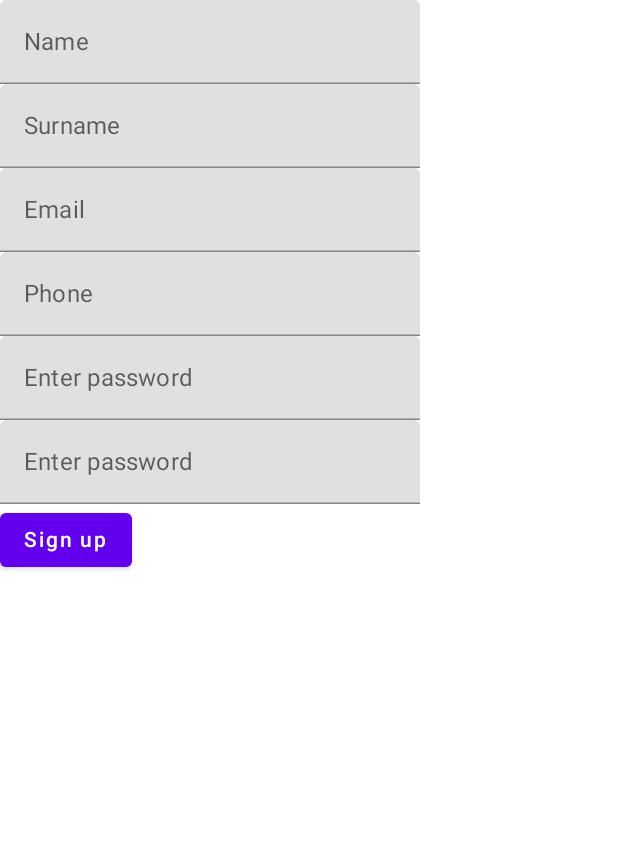
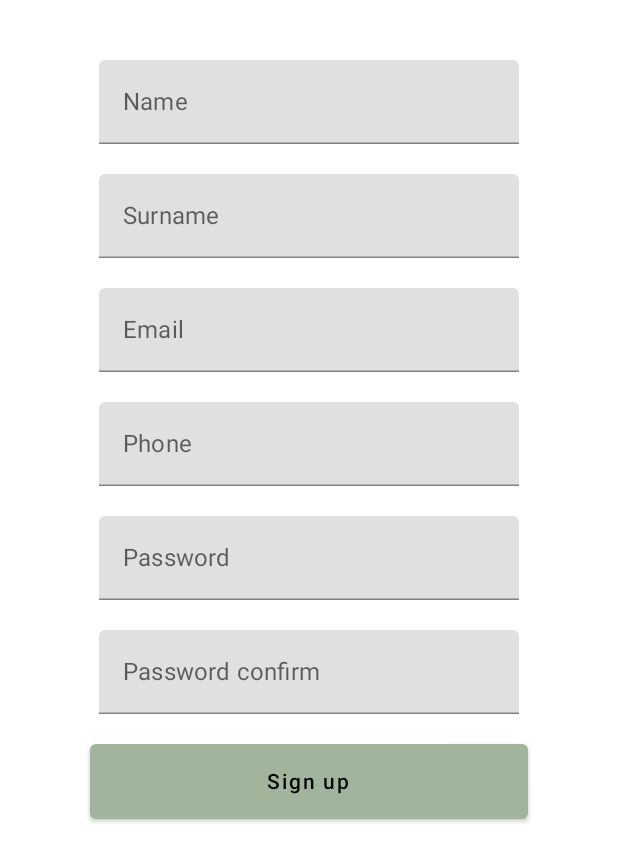
Before and after one commit to moevm/adfmp1h23-bookcrossing, an Android app built with Jetpack Compose: the register_screen screen opened through its navigation route, on a phone screen of 412 x 824 dp. Shown: the top 862 px of the screen. Run offline under Robolectric (Android 15) with nearby library versions, the phone set to English and light mode, and no system bars; our stand-ins replace Dagger/Hilt's generated code.

Commit message:
more design

```diff
--- a/app/src/main/java/com/etu/bookcrossing/ui/auth/register/RegisterComposable.kt
+++ b/app/src/main/java/com/etu/bookcrossing/ui/auth/register/RegisterComposable.kt
@@ -1,70 +1,94 @@
 package com.etu.bookcrossing.ui.auth
 
-import androidx.compose.foundation.layout.Column
+import androidx.compose.foundation.layout.*
 import androidx.compose.foundation.text.KeyboardOptions
 import androidx.compose.material.Button
+import androidx.compose.material.ButtonDefaults
 import androidx.compose.material.Text
 import androidx.compose.material.TextField
-import androidx.compose.runtime.Composable
-import androidx.compose.runtime.getValue
-import androidx.compose.runtime.mutableStateOf
+import androidx.compose.runtime.*
 import androidx.compose.runtime.saveable.rememberSaveable
-import androidx.compose.runtime.setValue
+import androidx.compose.ui.Alignment
+import androidx.compose.ui.Modifier
+import androidx.compose.ui.res.colorResource
 import androidx.compose.ui.text.input.KeyboardType
 import androidx.compose.ui.text.input.PasswordVisualTransformation
+import androidx.compose.ui.text.input.TextFieldValue
+import androidx.compose.ui.unit.dp
 import androidx.navigation.NavHostController
+import com.etu.bookcrossing.R
 import com.etu.bookcrossing.ui.auth.register.REGISTRATION_SUCCEED_COMPOSABLE_ID
 
 const val REGISTER_COMPOSABLE_ID = "register_screen"
 
 @Composable
 fun RegisterComposable(navController: NavHostController) {
-    var name by rememberSaveable { mutableStateOf("") }
-    var surname by rememberSaveable { mutableStateOf("") }
-    var email by rememberSaveable { mutableStateOf("") }
-    var phone by rememberSaveable { mutableStateOf("") }
-    var password by rememberSaveable { mutableStateOf("") }
-    var password_confirm by rememberSaveable { mutableStateOf("") }
+    Column(modifier = Modifier.padding(20.dp),
+        verticalArrangement = Arrangement.Center,
+        horizontalAlignment = Alignment.CenterHorizontally
+    ) {
+        var name = remember { mutableStateOf(TextFieldValue()) }
+        var surname = remember { mutableStateOf(TextFieldValue()) }
+        var email = remember { mutableStateOf(TextFieldValue()) }
+        var phone = remember { mutableStateOf(TextFieldValue()) }
+        var password = remember { mutableStateOf(TextFieldValue()) }
+        var password_confirm = remember { mutableStateOf(TextFieldValue()) }
 
-    Column {
+        Spacer(modifier = Modifier.height(20.dp))
         TextField(
-            value = name,
-            onValueChange = { name = it },
-            label = { Text("Name") }
-        )
-        TextField(
-            value = surname,
-            onValueChange = { surname = it },
-            label = { Text("Surname") }
-        )
-        TextField(
-            value = email,
-            onValueChange = { email = it },
-            label = { Text("Email") }
-        )
-        TextField(
-            value = phone,
-            onValueChange = { phone = it },
-            label = { Text("Phone") }
+            label = { Text(text = "Name") },
+            value = name.value,
+            onValueChange = { name.value = it }
         )
 
+        Spacer(modifier = Modifier.height(20.dp))
         TextField(
-            value = password,
-            onValueChange = { password = it },
-            label = { Text("Enter password") },
-            visualTransformation = PasswordVisualTransformation(),
-            keyboardOptions = KeyboardOptions(keyboardType = KeyboardType.Password)
-        )
-        TextField(
-            value = password_confirm,
-            onValueChange = { password_confirm = it },
-            label = { Text("Enter password") },
-            visualTransformation = PasswordVisualTransformation(),
-            keyboardOptions = KeyboardOptions(keyboardType = KeyboardType.Password)
+            label = { Text(text = "Surname") },
+            value = surname.value,
+            onValueChange = { surname.value = it }
         )
 
-        Button(onClick = { navController.navigate(REGISTRATION_SUCCEED_COMPOSABLE_ID) }) {
-            Text(text = "Sign up")
+        Spacer(modifier = Modifier.height(20.dp))
+        TextField(
+            label = { Text(text = "Email") },
+            value = email.value,
+            onValueChange = { email.value = it }
+        )
+
+        Spacer(modifier = Modifier.height(20.dp))
+        TextField(
+            label = { Text(text = "Phone") },
+            value = phone.value,
+            onValueChange = { phone.value = it }
+        )
+
+        Spacer(modifier = Modifier.height(20.dp))
+        TextField(
+            label = { Text(text = "Password") },
+            value = password.value,
+            onValueChange = { password.value = it }
+        )
+
+        Spacer(modifier = Modifier.height(20.dp))
+        TextField(
+            label = { Text(text = "Password confirm") },
+            value = password_confirm.value,
+            onValueChange = { password_confirm.value = it }
+        )
+
+        Spacer(modifier = Modifier.height(20.dp))
+        Box(modifier = Modifier.padding(40.dp, 0.dp, 40.dp, 0.dp)) {
+            Button(
+                onClick = { navController.navigate(REGISTRATION_SUCCEED_COMPOSABLE_ID) },
+                colors = ButtonDefaults.buttonColors(
+                    backgroundColor = colorResource(R.color.dark_green)
+                ),
+                modifier = Modifier
+                    .fillMaxWidth()
+                    .height(50.dp)
+            ) {
+                Text("Sign up")
+            }
         }
     }
 }
--- a/app/src/main/res/values/colors.xml
+++ b/app/src/main/res/values/colors.xml
@@ -7,4 +7,5 @@
     <color name="teal_700">#FF018786</color>
     <color name="black">#FF000000</color>
     <color name="white">#FFFFFFFF</color>
+    <color name="dark_green">#A1B59D</color>
 </resources>
```
Also changed, not shown: app/src/main/java/com/etu/bookcrossing/ui/auth/login/LoginComposable.kt (+77 -23 lines), app/src/main/java/com/etu/bookcrossing/ui/auth/register/RegistrationSucceedComposable.kt (+36 -6 lines).
